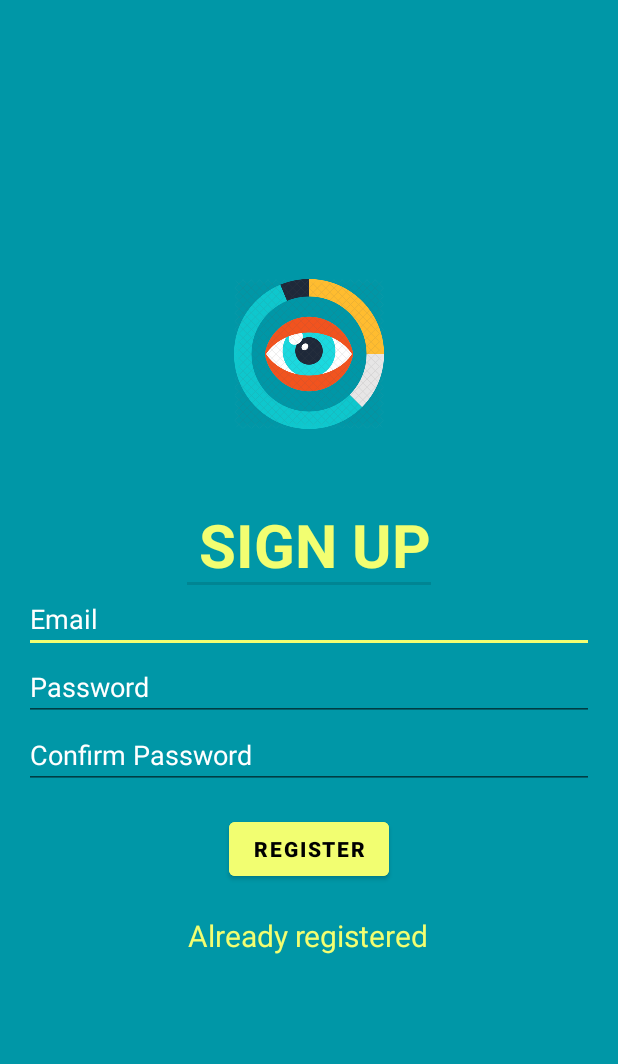
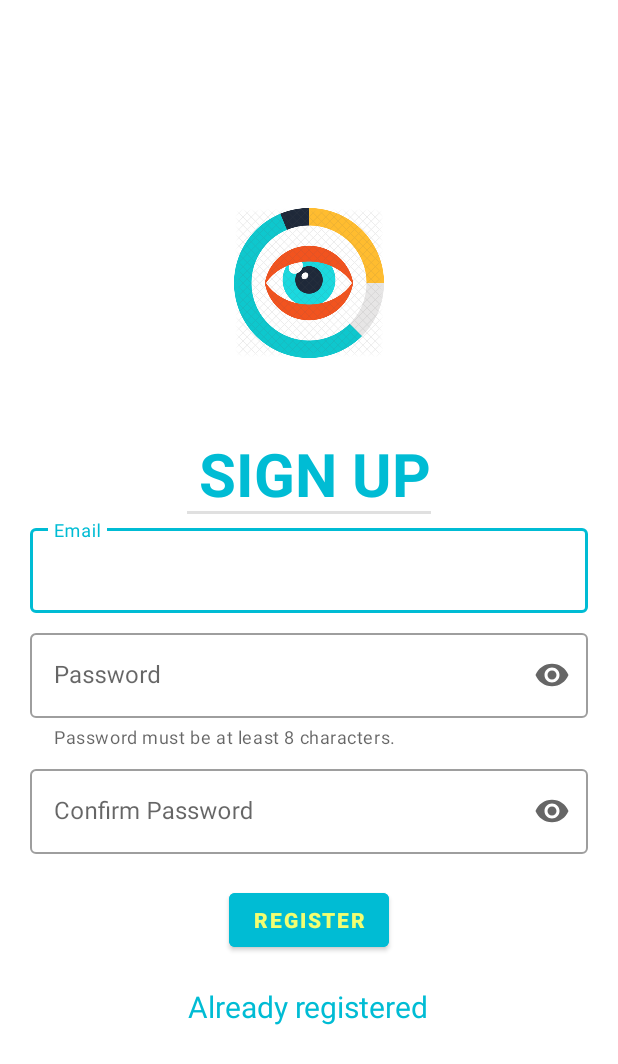
Before and after one commit to m4rcocosta/LookABook, an Android app: the SignUpActivity screen opened directly, with no data from a screen before it, on a phone screen of 412 x 824 dp. Shown: the top 1064 px of the screen. Run offline under Robolectric (Android 15) with nearby library versions, the phone set to English and light mode, and no system bars; our stand-ins replace Firebase (no records; nobody signed in at launch, a user with empty details on screens opened directly).

Commit message:
Used material style for components

```diff
--- a/Android/MobileApp/app/src/main/res/layout/activity_signup.xml
+++ b/Android/MobileApp/app/src/main/res/layout/activity_signup.xml
@@ -10,7 +10,6 @@
     <LinearLayout
         android:layout_width="fill_parent"
         android:layout_height="fill_parent"
-        android:background="@color/colorPrimaryDark"
         android:gravity="center"
         android:orientation="vertical"
         android:padding="@dimen/activity_horizontal_margin">
@@ -32,44 +31,64 @@
             android:layout_marginTop="20dp"
             android:text="@string/sign_up"
             android:gravity="center"
-            android:textColor="@color/colorAccent"
+            android:textColor="@color/colorPrimary"
             style="?android:attr/listSeparatorTextViewStyle"/>
 
-
-        <EditText
-            android:id="@+id/emailSignUpEditText"
+        <com.google.android.material.textfield.TextInputLayout
+            style="@style/Widget.MaterialComponents.TextInputLayout.OutlinedBox"
             android:layout_width="match_parent"
             android:layout_height="wrap_content"
-            android:hint="@string/email"
-            android:inputType="textEmailAddress"
-            android:maxLines="1"
-            android:singleLine="true"
-            android:textColor="@android:color/white"
-            android:textColorHint="@android:color/white"/>
-        <EditText
-            android:id="@+id/passwordSignUpEditText"
+            android:layout_margin="4dp"
+            android:layout_marginBottom="10dp"
+            app:endIconMode="clear_text">
+
+            <com.google.android.material.textfield.TextInputEditText
+                android:id="@+id/emailSignUpEditText"
+                android:layout_width="match_parent"
+                android:layout_height="wrap_content"
+                android:hint="@string/hint_email"
+                android:inputType="textEmailAddress"
+                android:maxLines="1" />
+        </com.google.android.material.textfield.TextInputLayout>
+
+        <com.google.android.material.textfield.TextInputLayout
+            style="@style/Widget.MaterialComponents.TextInputLayout.OutlinedBox"
+            android:layout_width="match_parent"
             android:layout_height="wrap_content"
+            android:layout_margin="4dp"
+            android:hint="@string/hint_password"
+            app:endIconMode="password_toggle"
+            app:helperText="@string/password_helper_text">
+
+            <com.google.android.material.textfield.TextInputEditText
+                android:id="@+id/passwordSignUpEditText"
+                android:layout_width="match_parent"
+                android:layout_height="wrap_content"
+                android:inputType="textPassword" />
+        </com.google.android.material.textfield.TextInputLayout>
+
+        <com.google.android.material.textfield.TextInputLayout
+            style="@style/Widget.MaterialComponents.TextInputLayout.OutlinedBox"
             android:layout_width="match_parent"
-            android:hint="@string/password"
-            android:inputType="textPassword"
-            android:textColor="@android:color/white"
-            android:textColorHint="@android:color/white"/>
-        <EditText
-            android:id="@+id/confirmPasswordSignUpEditText"
             android:layout_height="wrap_content"
-            android:layout_width="match_parent"
+            android:layout_margin="4dp"
             android:hint="@string/confirm_password"
-            android:inputType="textPassword"
-            android:textColor="@android:color/white"
-            android:textColorHint="@android:color/white"/>
+            app:endIconMode="password_toggle">
+
+            <com.google.android.material.textfield.TextInputEditText
+                android:id="@+id/confirmPasswordSignUpEditText"
+                android:layout_width="match_parent"
+                android:layout_height="wrap_content"
+                android:inputType="textPassword" />
+        </com.google.android.material.textfield.TextInputLayout>
         <com.google.android.material.button.MaterialButton
             android:id="@+id/signUpButton"
             android:layout_width="wrap_content"
             android:layout_height="wrap_content"
             android:layout_marginTop="16dp"
-            android:backgroundTint="@color/colorAccent"
+            android:backgroundTint="@color/colorPrimary"
             android:text="@string/action_sign_in_short"
-            android:textColor="@android:color/black"
+            android:textColor="@color/colorAccent"
             android:textStyle="bold"/>
         <TextView
             android:id="@+id/alreadyRegisteredButton"
@@ -82,7 +101,7 @@
             android:onClick="navigateSignIn"
             android:clickable="true"
             android:gravity="center"
-            android:textColor="@color/colorAccent"/>
+            android:textColor="@color/colorPrimary"/>
     </LinearLayout>
 
 </androidx.coordinatorlayout.widget.CoordinatorLayout>
--- a/Android/MobileApp/app/src/main/res/values/strings.xml
+++ b/Android/MobileApp/app/src/main/res/values/strings.xml
@@ -19,6 +19,7 @@
     <string name="enter_your_phone_number">Enter your phone number</string>
     <string name="email_address">Email Address</string>
     <string name="log_out">Logout</string>
+    <string name="delete_account">Delete Account</string>
     <string name="profile">Profile</string>
     <string name="dies">Phone number</string>
 
@@ -50,4 +51,6 @@
     <string name="btn_sign_out">Sign Out</string>
     <string name="lbl_forgot_password">Forgot password?</string>
     <string name="forgot_password_msg">We just need your registered Email Id to sent you password reset instructions.</string>
+
+    <string name="password_helper_text">Password must be at least 8 characters.</string>
 </resources>
```
Also changed, not shown: Android/MobileApp/app/src/main/java/uni/mobile/mobileapp/ProfileFragment.java (+39 -13 lines), Android/MobileApp/app/src/main/res/layout/activity_reset_password.xml (+18 -13 lines), Android/MobileApp/app/src/main/res/layout/activity_signin.xml (+45 -28 lines), Android/MobileApp/app/src/main/res/layout/fragment_profile.xml (+13 -0 lines).
